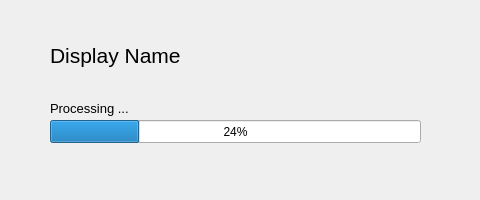
Qt form giimain.ui (peitaosu/GII) before a commit.
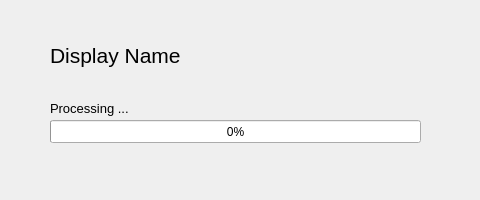
The same form after that commit.

Commit message: UI and process implementation

Diff of the .ui file:
```diff
--- a/giimain.ui
+++ b/giimain.ui
@@ -43,7 +43,7 @@
      </rect>
     </property>
     <property name="value">
-     <number>24</number>
+     <number>0</number>
     </property>
    </widget>
    <widget class="QLabel" name="process_message">
```
The commit also changes 5 other files.
